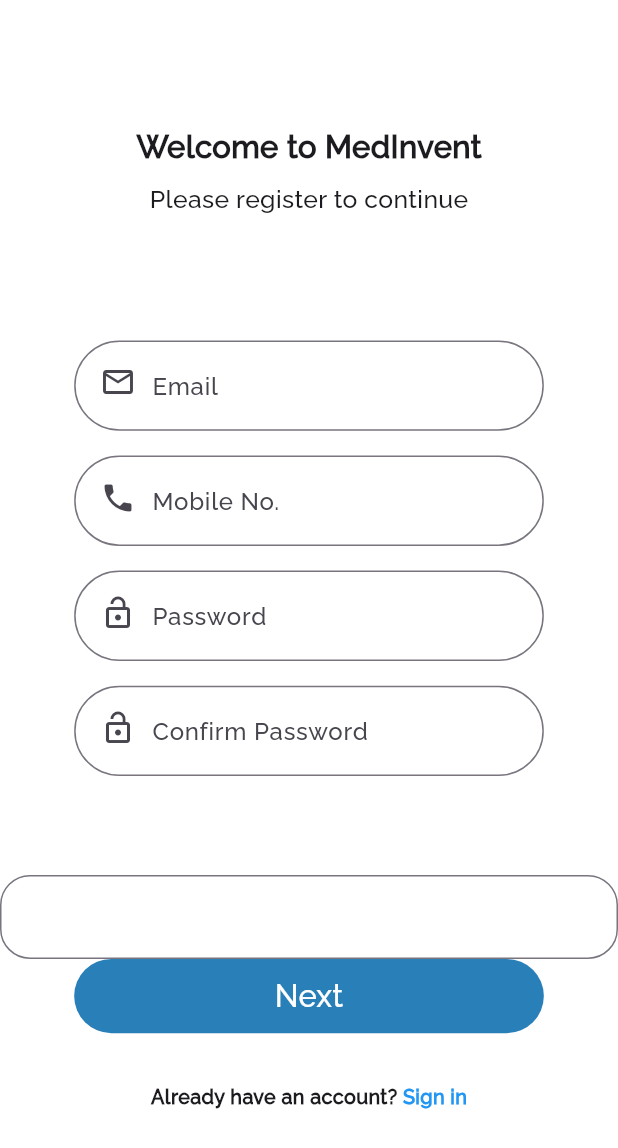
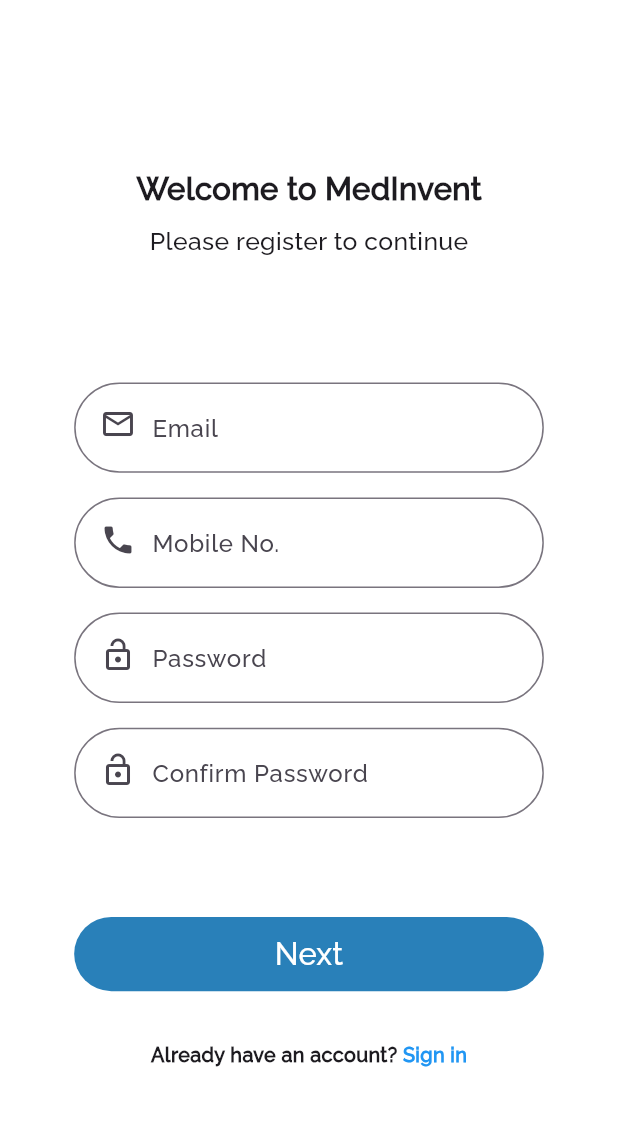
Before and after one commit to Supun-SD/MedInvent, a Flutter app: the Register1 screen opened directly, on a phone screen of 412 x 824 dp. Shown: the top 1148 px of the screen. Run offline on Flutter 3.47's test engine with Material 3 defaults, Android fonts, the phone set to English and light mode, and no system bars; our stand-ins replace flutter_riverpod, google_maps_flutter, image_picker, location.

Commit message:
Update register_1.dart

```diff
--- a/lib/features/Register/presentation/pages/register_1.dart
+++ b/lib/features/Register/presentation/pages/register_1.dart
@@ -95,14 +95,6 @@ class _Register1State extends State<Register1> {
                     hint: 'Confirm Password',
                     isPassword: true),
                 SizedBox(height: screenHeight * 0.08),
-                TextFormField(
-                  decoration: InputDecoration(
-                    border: OutlineInputBorder(
-                      borderRadius: BorderRadius.circular(20),
-                      borderSide: const BorderSide(color: Colors.blue),
-                    ),
-                  ),
-                ),
                 CustomButton(
                   text: 'Next',
                   onPressed: () {
```
